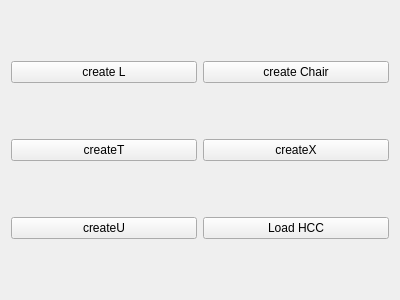
Old version of the form Foldem/foldabilizer/foldem_widget.ui in the repository letienhung/fold-hcc.
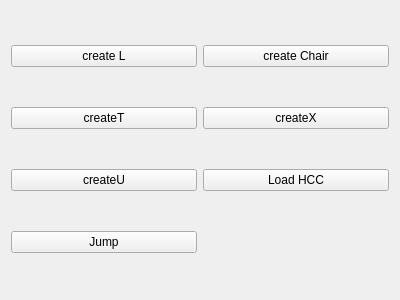
New version of the form.

What changed in the file:
```diff
--- a/Foldem/foldabilizer/foldem_widget.ui
+++ b/Foldem/foldabilizer/foldem_widget.ui
@@ -68,6 +68,13 @@
      </property>
     </widget>
    </item>
+   <item row="3" column="0">
+    <widget class="QPushButton" name="jumpButton">
+     <property name="text">
+      <string>Jump</string>
+     </property>
+    </widget>
+   </item>
   </layout>
  </widget>
  <resources/>
```
